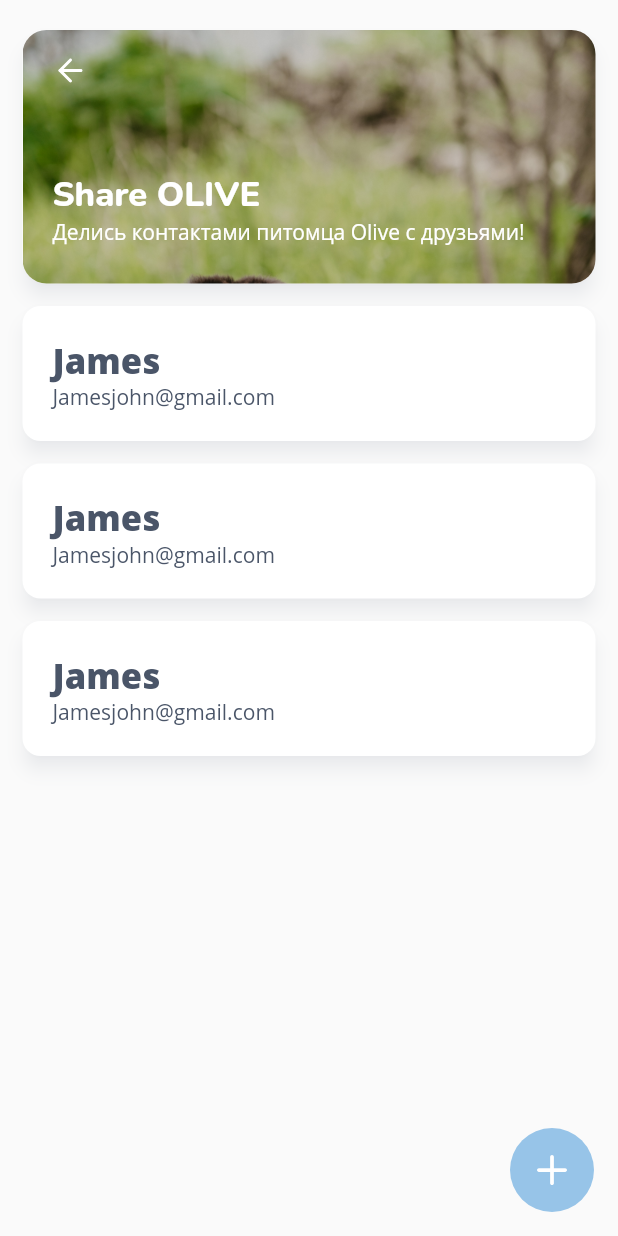
After one commit to HORNEDFOX/Pawwismart, a Flutter app: the SharePetPage screen opened directly, on a phone screen of 412 x 824 dp. The commit adds this screen. Run offline on Flutter 3.47's test engine with Material 2 defaults, Android fonts, the phone set to English and light mode, and no system bars; our stand-ins replace bloc, cloud_firestore, equatable, firebase_auth, firebase_core, firebase_storage and 10 more; missing offline and left inert: flutter_barcode_scanner, flutter_map_tappable_polyline, vector_map_tiles; accounts and stored records are empty; Roboto replaces fonts that are missing (Open Sans).

```diff
--- a/lib/bloc/share/share_bloc.dart
+++ b/lib/bloc/share/share_bloc.dart
@@ -22,7 +22,7 @@ class ShareBloc extends Bloc<ShareEvent, ShareState> {
 
   void _onLoadShare(LoadShare event, Emitter<ShareState> emit) {
     _shareSubscription?.cancel();
-    _shareSubscription = _shareRepository.getAllSharePet().listen(
+    _shareSubscription = _shareRepository.getAllSharePet(event.pet).listen(
           (share) => add(UpdateShare(share),
       ),
     );
--- a/lib/bloc/share/share_event.dart
+++ b/lib/bloc/share/share_event.dart
@@ -7,7 +7,11 @@ abstract class ShareEvent extends Equatable{
   List<Object> get props => [];
 }
 
-class LoadShare extends ShareEvent{}
+class LoadShare extends ShareEvent{
+  final String pet;
+
+  LoadShare(this.pet);
+}
 
 class UpdateShare extends ShareEvent {
   final List<Share> share;
--- a/lib/data/model/share.dart
+++ b/lib/data/model/share.dart
@@ -5,29 +5,35 @@ import 'package:pawwismart/data/model/pet.dart';
 class Share extends Equatable {
   final String id;
   final String IDUser;
-  final Pet pet;
+  final String IDPet;
+  final String name;
+  final String email;
   final bool isActive;
 
   const Share(
       {required this.id,
         required this.IDUser,
-        required this.pet,
+        required this.IDPet,
+        required this.name,
+        required this.email,
         required this.isActive});
 
   @override
   // TODO: implement props
-  List<Object> get props => [id, IDUser, pet, isActive];
+  List<Object> get props => [id, IDUser, IDPet, name, email, isActive];
 
   @override
   String toString() {
-    return 'PetEntity { id: $id, IDUser: $IDUser, Pet: $pet, is active: $isActive}';
+    return 'PetEntity { id: $id, IDUser: $IDUser, IDPet: $IDPet, name: $name, email: $email, is active: $isActive}';
   }
 
   static Share fromSnapshot(DocumentSnapshot snap) {
     Share share = Share(
         id: snap.id,
         IDUser: snap['IDUser'],
-        pet: snap['IDPet'],
+        IDPet: snap['IDPet'],
+        name: snap['Name'],
+        email: snap['Email'],
         isActive: snap['IsActive']);
     return share;
   }
@@ -35,7 +41,9 @@ class Share extends Equatable {
   Map<String, dynamic> toMap() {
     return {
       'IDUser': IDUser,
-      'IDPet': pet.id,
+      'IDPet': IDPet,
+      'Name': name,
+      'Email': email,
       'IsActive': isActive,
     };
   }
--- a/lib/data/repositories/share_repository.dart
+++ b/lib/data/repositories/share_repository.dart
@@ -12,8 +12,8 @@ class ShareRepository {
       : _firebaseFirestore = firebaseFirestore ?? FirebaseFirestore.instance;
 
   @override
-  Stream<List<Share>> getAllSharePet() {
-    return _firebaseFirestore.collection("Share").where("IDUser", isEqualTo: FirebaseAuth.instance.currentUser!.uid).where("IsActive", isEqualTo: true).snapshots().map((snap) {
+  Stream<List<Share>> getAllSharePet(String pet) {
+    return _firebaseFirestore.collection("Share").where("IDPet", isEqualTo: pet).where("IsActive", isEqualTo: true).snapshots().map((snap) {
       return snap.docs.map((doc) => Share.fromSnapshot(doc)).toList();
     });
   }
--- a/lib/main.dart
+++ b/lib/main.dart
@@ -45,6 +45,7 @@ class MyApp extends StatelessWidget {
                 }
                 return BackgroundVideo();
               }),
+          debugShowCheckedModeBanner: false,
         ),
       ),
     );
@@ -57,6 +58,7 @@ class BackgroundVideo extends StatelessWidget {
   @override
   Widget build(BuildContext context) {
     return MaterialApp(
+      debugShowCheckedModeBanner: false,
       home: Scaffold(
         resizeToAvoidBottomInset: false,
         backgroundColor: Color.fromRGBO(255, 255, 255, 1),
@@ -101,6 +103,7 @@ class LoginWidget extends StatelessWidget {
   Widget build(BuildContext context) {
     final screenSize = MediaQuery.of(context).size;
     return MaterialApp(
+      debugShowCheckedModeBanner: false,
       home: Scaffold(
         backgroundColor: Color.fromRGBO(159, 161, 212, 0.65),
         body: SingleChildScrollView(
--- /dev/null
+++ b/lib/pages/sharePet.dart
@@ -0,0 +1,176 @@
+import 'package:flutter/material.dart';
+import 'package:flutter_svg/svg.dart';
+
+class SharePetPage extends StatelessWidget {
+  const SharePetPage({Key? key}) : super(key: key);
+
+  @override
+  Widget build(BuildContext context) {
+    return Scaffold(
+          appBar: AppBar(
+            // <-- app bar for logo
+            toolbarHeight: 0,
+            elevation: 0.0,
+            backgroundColor: Color.fromRGBO(74, 85, 104, 1),
+          ),
+      body: Container(
+        child: Column(
+          children: [
+            PetCard(),
+        ShareCard(),
+            ShareCard(),
+            ShareCard(),
+          ],
+        ),
+        ),
+      floatingActionButton: FloatingActionButton(
+        onPressed: () {
+        },
+        elevation: 0,
+        backgroundColor: Color.fromRGBO(151, 196, 232, 1),
+        shape: const RoundedRectangleBorder(
+            borderRadius:
+            BorderRadius.all(Radius.circular(100.0))),
+        child: SvgPicture.asset("assets/images/plus.svg", height: 30, color: Colors.white,),
+      ),
+    );
+  }
+}
+
+class PetCard extends StatelessWidget {
+
+  @override
+  Widget build(BuildContext context) {
+    return Card(
+      margin: EdgeInsets.fromLTRB(15, 20, 15, 15),
+      color: Colors.white,
+      elevation: 5.0,
+      shadowColor: Color.fromRGBO(148, 161, 187, 0.2),
+      shape: RoundedRectangleBorder(
+        borderRadius: BorderRadius.circular(16.0),
+      ),
+      child: Container(
+        decoration: BoxDecoration(
+          image: DecorationImage(
+            image: AssetImage("assets/images/avatarDog1.jpg"),
+            fit: BoxFit.cover,
+            alignment: Alignment.topCenter,
+          ),
+          borderRadius: BorderRadius.circular(16.0),
+        ),
+        padding: const EdgeInsets.symmetric(vertical: 15, horizontal: 20),
+        child: Column(
+          mainAxisAlignment: MainAxisAlignment.spaceBetween,
+          crossAxisAlignment: CrossAxisAlignment.start,
+          children: <Widget>[
+            Container(
+                padding: const EdgeInsets.fromLTRB(0,0,0,0),
+                child: ClipRRect(
+                  borderRadius: BorderRadius.circular(40),
+                  child: Material(
+                    color: Color.fromRGBO(255, 255, 255, 0),
+                    child: InkWell(
+                      child: Padding(
+                        padding: const EdgeInsets.all(0),
+                        child: SvgPicture.asset(
+                            "assets/images/close.svg"),
+                      ),
+                      onTap: () {
+                        Navigator.pop(context);
+                      },
+                    ),
+                  ),
+                )
+            ),
+            Container(
+              height: 55,
+            ),
+            Container(
+              padding: const EdgeInsets.fromLTRB(0, 0, 0, 0),
+              child: Column(
+                crossAxisAlignment: CrossAxisAlignment.start,
+                children: <Widget>[
+                  Container(
+                    child: Text("Share OLIVE",
+                        style: TextStyle(
+                          color: Colors.white,
+                          fontSize: 23,
+                          fontFamily: 'Nunito',
+                          fontWeight: FontWeight.w900,
+                        )),
+                  ),
+                  Container(
+                    child: Text("Делись контактами питомца Olive с друзьями!",
+                        style: TextStyle(
+                          color: Colors.white,
+                          fontSize: 14,
+                          fontFamily: 'Open Sans',
+                          fontWeight: FontWeight.w400,
+                        )),
+                  ),
+                  Container(
+                    height: 10,
+                  ),
+                ],
+              ),
+            ),
+          ],
+        ),
+      ),
+    ); // <== The Card class constructor
+  }
+}
+
+class ShareCard extends StatelessWidget {
+
+  @override
+  Widget build(BuildContext context) {
+    return Card(
+      margin: EdgeInsets.fromLTRB(15, 0, 15, 15),
+      color: Colors.white,
+      elevation: 5.0,
+      shadowColor: Color.fromRGBO(148, 161, 187, 0.2),
+      shape: RoundedRectangleBorder(
+        borderRadius: BorderRadius.circular(12.0),
+      ),
+      child: Container(
+        padding: const EdgeInsets.symmetric(vertical: 20, horizontal: 20),
+        child: Column(
+          mainAxisAlignment: MainAxisAlignment.spaceBetween,
+          crossAxisAlignment: CrossAxisAlignment.start,
+          children: <Widget>[
+            Container(
+              padding: const EdgeInsets.fromLTRB(0, 0, 0, 0),
+              child: Column(
+                crossAxisAlignment: CrossAxisAlignment.start,
+                children: <Widget>[
+                  Container(
+                    child: Text("James",
+                        style: TextStyle(
+                          color: Color.fromRGBO(74, 85, 104, 1),
+                          fontSize: 23,
+                          fontFamily: 'Open Sans',
+                          fontWeight: FontWeight.w900,
+                        )),
+                  ),
+                  Container(
+                    child: Text("Jamesjohn@gmail.com",
+                        style: TextStyle(
+                          color: Color.fromRGBO(74, 85, 104, 1),
+                          fontSize: 14,
+                          fontFamily: 'Open Sans',
+                          fontWeight: FontWeight.w400,
+                        )),
+                  ),
+                  Container(
+                    height: 0,
+                  ),
+                ],
+              ),
+            ),
+          ],
+        ),
+      ),
+    ); // <== The Card class constructor
+  }
+}
```
Also changed, not shown: lib/data/repositories/auth_repository.dart (+11 -2 lines), lib/pages/home.dart (+77 -48 lines), lib/pages/map.dart (added, +139 -0 lines), pubspec.yaml (+7 -0 lines), assets/images/map.svg (added), assets/images/plus.svg (added), pubspec.lock.
